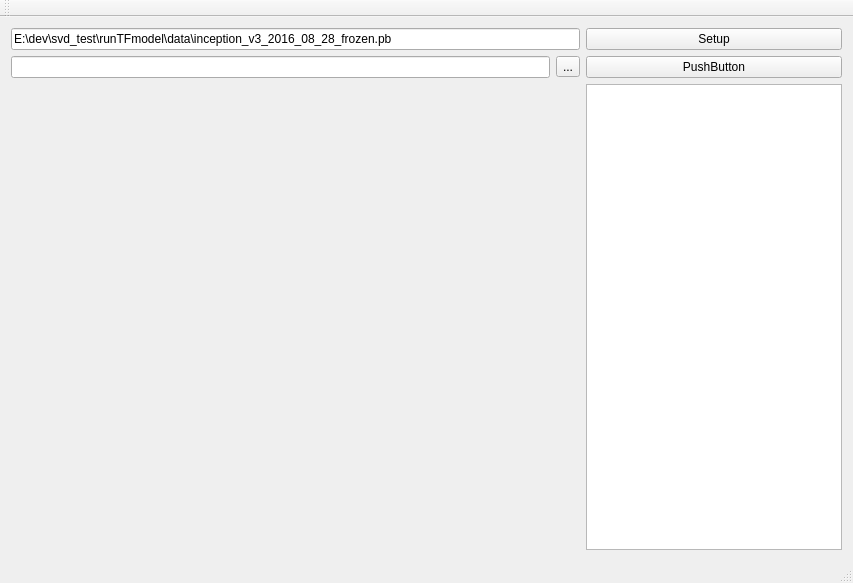
Qt form SVDModel/SVDUI/mainwindow.ui (edfm-tum/SVD) before a commit.
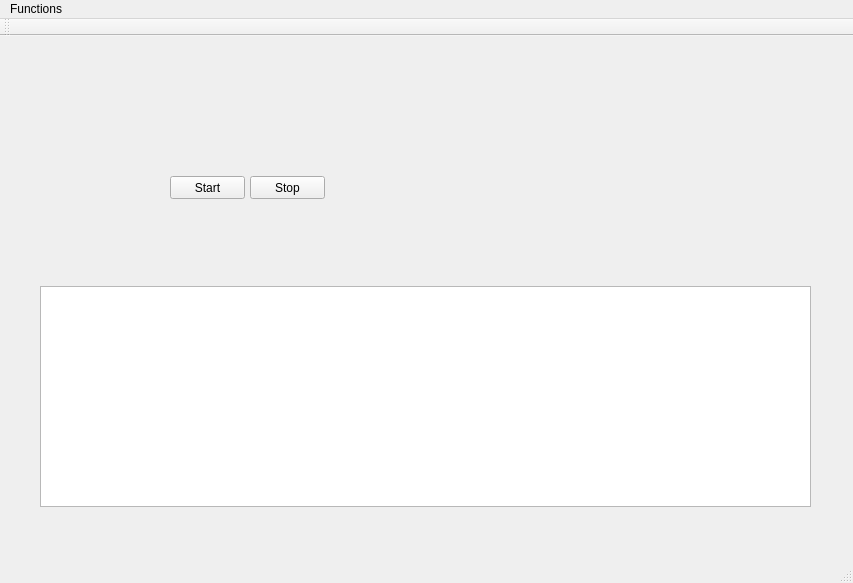
The same form after that commit.

What changed in the file:
```diff
--- a/SVDModel/SVDUI/mainwindow.ui
+++ b/SVDModel/SVDUI/mainwindow.ui
@@ -14,66 +14,42 @@
    <string>TFRunner</string>
   </property>
   <widget class="QWidget" name="centralWidget">
-   <layout class="QGridLayout" name="gridLayout_2">
-    <item row="0" column="0">
-     <layout class="QGridLayout" name="gridLayout" columnstretch="4,0">
-      <item row="1" column="1">
-       <widget class="QPushButton" name="doPredict">
-        <property name="text">
-         <string>PushButton</string>
-        </property>
-       </widget>
-      </item>
-      <item row="0" column="1">
-       <widget class="QPushButton" name="setupModel">
-        <property name="text">
-         <string>Setup</string>
-        </property>
-       </widget>
-      </item>
-      <item row="0" column="0">
-       <widget class="QLineEdit" name="modelPath">
-        <property name="text">
-         <string>E:\dev\svd_test\runTFmodel\data\inception_v3_2016_08_28_frozen.pb</string>
-        </property>
-       </widget>
-      </item>
-      <item row="2" column="0">
-       <widget class="QLabel" name="image">
-        <property name="maximumSize">
-         <size>
-          <width>600</width>
-          <height>400</height>
-         </size>
-        </property>
-        <property name="acceptDrops">
-         <bool>true</bool>
-        </property>
-        <property name="text">
-         <string/>
-        </property>
-       </widget>
-      </item>
-      <item row="2" column="1">
-       <widget class="QPlainTextEdit" name="output"/>
-      </item>
-      <item row="1" column="0">
-       <layout class="QHBoxLayout" name="horizontalLayout">
-        <item>
-         <widget class="QLineEdit" name="imagePath"/>
-        </item>
-        <item>
-         <widget class="QToolButton" name="selectFile">
-          <property name="text">
-           <string>...</string>
-          </property>
-         </widget>
-        </item>
-       </layout>
-      </item>
-     </layout>
-    </item>
-   </layout>
+   <widget class="QPushButton" name="pbStart">
+    <property name="geometry">
+     <rect>
+      <x>170</x>
+      <y>140</y>
+      <width>75</width>
+      <height>23</height>
+     </rect>
+    </property>
+    <property name="text">
+     <string>Start</string>
+    </property>
+   </widget>
+   <widget class="QPlainTextEdit" name="lLog">
+    <property name="geometry">
+     <rect>
+      <x>40</x>
+      <y>250</y>
+      <width>771</width>
+      <height>221</height>
+     </rect>
+    </property>
+   </widget>
+   <widget class="QPushButton" name="pbStop">
+    <property name="geometry">
+     <rect>
+      <x>250</x>
+      <y>140</y>
+      <width>75</width>
+      <height>23</height>
+     </rect>
+    </property>
+    <property name="text">
+     <string>Stop</string>
+    </property>
+   </widget>
   </widget>
   <widget class="QMenuBar" name="menuBar">
    <property name="geometry">
@@ -84,6 +60,13 @@
      <height>21</height>
     </rect>
    </property>
+   <widget class="QMenu" name="menuFunctions">
+    <property name="title">
+     <string>Functions</string>
+    </property>
+    <addaction name="actionTest_DNN"/>
+   </widget>
+   <addaction name="menuFunctions"/>
   </widget>
   <widget class="QToolBar" name="mainToolBar">
    <attribute name="toolBarArea">
```
Left out of the diff: 5 changed lines with no effect on the pictures.
